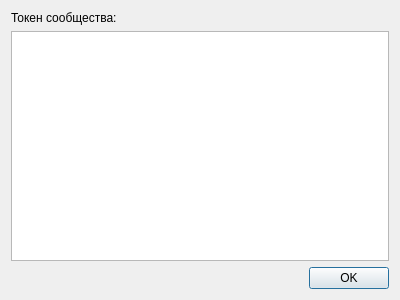
First picture: the form in dialogtoken.ui, repository iEPCBM/AMS-Rufina, before the edit.
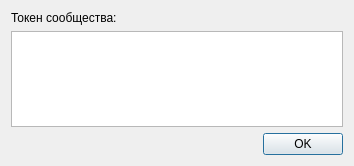
Second picture: the form after the edit.

Patch:
```diff
--- a/dialogtoken.ui
+++ b/dialogtoken.ui
@@ -6,8 +6,8 @@
    <rect>
     <x>0</x>
     <y>0</y>
-    <width>400</width>
-    <height>300</height>
+    <width>354</width>
+    <height>166</height>
    </rect>
   </property>
   <property name="windowTitle">
@@ -16,6 +16,12 @@
   <layout class="QGridLayout" name="gridLayout">
    <item row="2" column="0">
     <widget class="QDialogButtonBox" name="buttonBox">
+     <property name="maximumSize">
+      <size>
+       <width>332</width>
+       <height>25</height>
+      </size>
+     </property>
      <property name="orientation">
       <enum>Qt::Horizontal</enum>
      </property>
```
